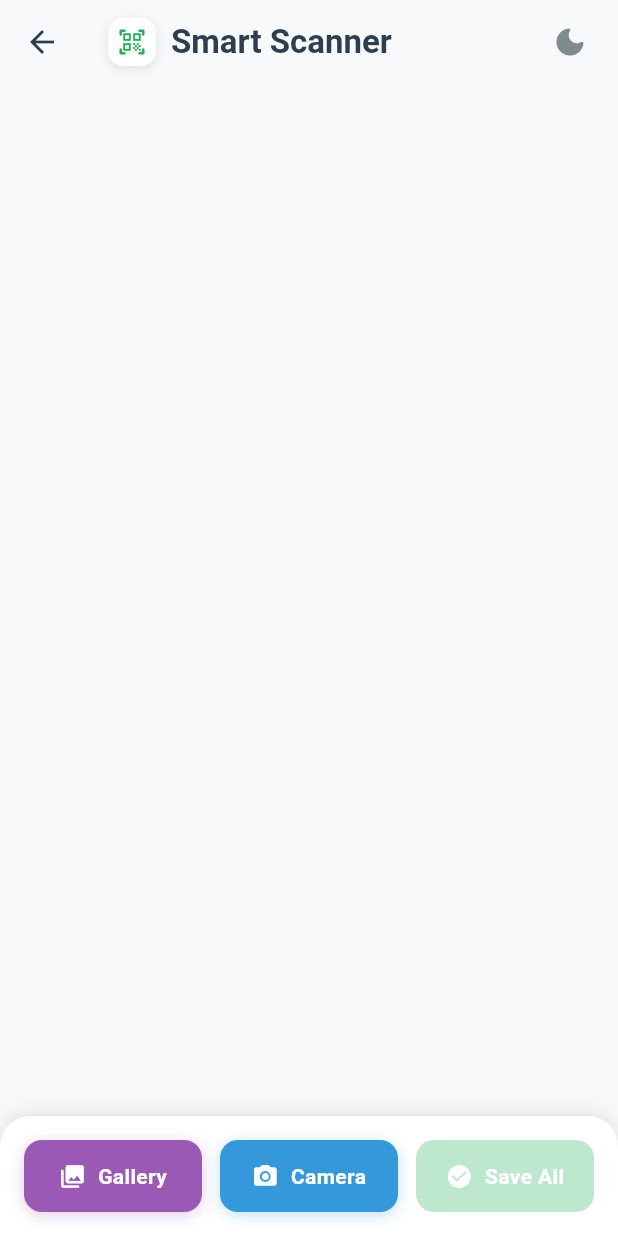
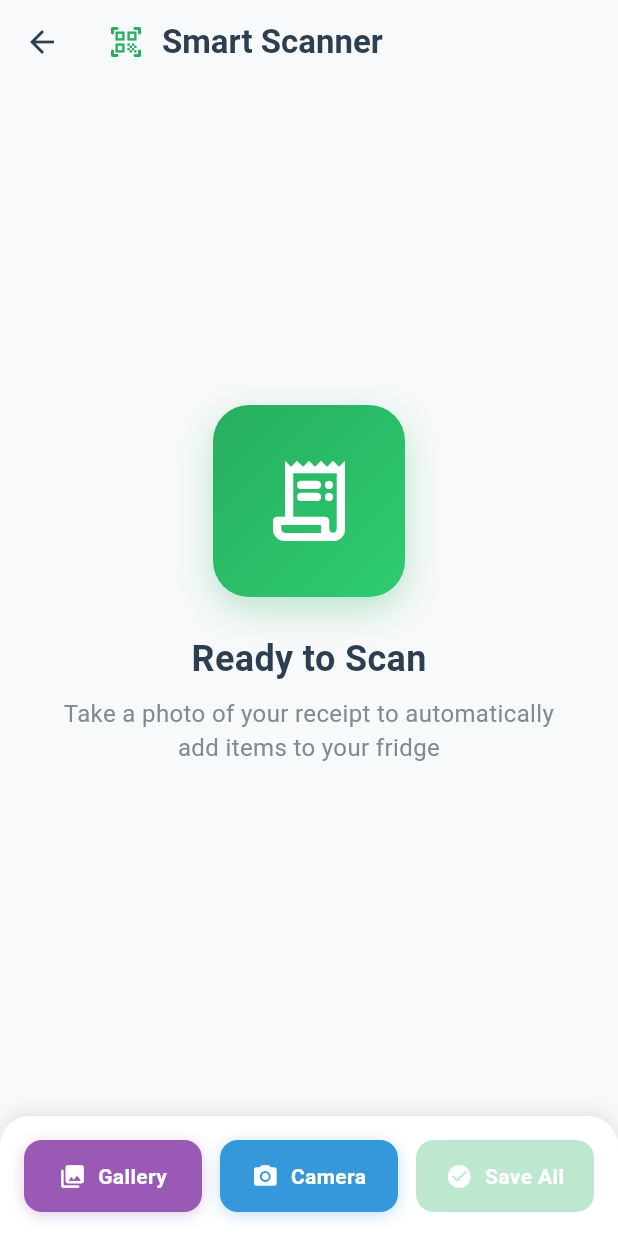
Before and after one commit to damo8852/fridge, a Flutter app: the ScanPage screen opened directly, on a phone screen of 412 x 824 dp. Run offline on Flutter 3.47's test engine with Material 3 defaults, Android fonts, the phone set to English and light mode, and no system bars; our stand-ins replace cloud_firestore, cloud_functions, firebase_auth, firebase_core, flutter_local_notifications, google_sign_in and 3 more; missing offline and left inert: google_mlkit_text_recognition; accounts and stored records are empty.

```diff
--- a/lib/screens/scan.dart
+++ b/lib/screens/scan.dart
@@ -57,9 +57,6 @@ class _ScanPageState extends State<ScanPage> with SingleTickerProviderStateMixin
     if (mounted) setState(() {});
   }
 
-  void _toggleDarkMode() {
-    _themeService.toggleDarkMode();
-  }
 
   @override
   void dispose() {
@@ -254,26 +251,12 @@ class _ScanPageState extends State<ScanPage> with SingleTickerProviderStateMixin
       appBar: AppBar(
         title: Row(
           children: [
-            Container(
-              padding: const EdgeInsets.all(6),
-              decoration: BoxDecoration(
-                color: _themeService.isDarkMode ? ThemeService.darkCardBackground : Colors.white,
-                borderRadius: BorderRadius.circular(10),
-                boxShadow: [
-                  BoxShadow(
-                    color: Colors.black.withOpacity(_themeService.isDarkMode ? 0.3 : 0.1),
-                    blurRadius: 6,
-                    offset: const Offset(0, 2),
-                  ),
-                ],
-              ),
-              child: const Icon(
-                Icons.qr_code_scanner_rounded,
-                color: Color(0xFF27AE60),
-                size: 20,
-              ),
+            const Icon(
+              Icons.qr_code_scanner_rounded,
+              color: Color(0xFF27AE60),
+              size: 24,
             ),
-            const SizedBox(width: 10),
+            const SizedBox(width: 12),
             Text(
               'Smart Scanner',
               style: TextStyle(
@@ -288,21 +271,6 @@ class _ScanPageState extends State<ScanPage> with SingleTickerProviderStateMixin
         iconTheme: IconThemeData(
           color: _themeService.isDarkMode ? ThemeService.darkTextPrimary : ThemeService.lightTextPrimary,
         ),
-        actions: [
-          IconButton(
-            tooltip: _themeService.isDarkMode ? 'Switch to light mode' : 'Switch to dark mode',
-            onPressed: _toggleDarkMode,
-            icon: Icon(
-              _themeService.isDarkMode ? Icons.light_mode_rounded : Icons.dark_mode_rounded,
-              color: _themeService.isDarkMode ? const Color(0xFFF1C40F) : const Color(0xFF7F8C8D),
-            ),
-            style: IconButton.styleFrom(
-              padding: const EdgeInsets.all(8),
-              minimumSize: const Size(32, 32),
-            ),
-          ),
-          const SizedBox(width: 8),
-        ],
       ),
       body: _buildReceiptTab(),
     );
@@ -374,72 +342,8 @@ class _ScanPageState extends State<ScanPage> with SingleTickerProviderStateMixin
                   ),
                 )
               : _preview.isEmpty
-                  ? const SizedBox.shrink()
-                  : ListView.builder(
-                      padding: const EdgeInsets.symmetric(horizontal: 16),
-                      itemCount: _preview.length,
-                      itemBuilder: (_, i) {
-                        final it = _preview[i];
-                        return Container(
-                          margin: const EdgeInsets.only(bottom: 12),
-                          decoration: BoxDecoration(
-                            color: _themeService.isDarkMode ? ThemeService.darkCardBackground : Colors.white,
-                            borderRadius: BorderRadius.circular(16),
-                            boxShadow: [
-                              BoxShadow(
-                                color: Colors.black.withOpacity(_themeService.isDarkMode ? 0.2 : 0.06),
-                                blurRadius: 10,
-                                offset: const Offset(0, 2),
-                              ),
-                            ],
-                          ),
-                          child: ListTile(
-                            contentPadding: const EdgeInsets.all(16),
-                            title: Text(
-                              it.name,
-                              style: TextStyle(
-                                fontWeight: FontWeight.w600,
-                                color: _themeService.isDarkMode ? ThemeService.darkTextPrimary : const Color(0xFF2C3E50),
-                              ),
-                            ),
-                            subtitle: Container(
-                              margin: const EdgeInsets.only(top: 4),
-                              padding: const EdgeInsets.symmetric(horizontal: 8, vertical: 2),
-                              decoration: BoxDecoration(
-                                color: _themeService.isDarkMode
-                                    ? const Color(0xFF2C3E50).withOpacity(0.3)
-                                    : const Color(0xFFE8F4FD),
-                                borderRadius: BorderRadius.circular(6),
-                              ),
-                              child: Text(
-                                'Qty: ${it.quantity}',
-                                style: TextStyle(
-                                  color: _themeService.isDarkMode
-                                      ? const Color(0xFF7BB3F0)
-                                      : const Color(0xFF3498DB),
-                                  fontWeight: FontWeight.w500,
-                                ),
-                              ),
-                            ),
-                            trailing: Container(
-                              decoration: BoxDecoration(
-                                color: _themeService.isDarkMode
-                                    ? ThemeService.darkCardBackground
-                                    : const Color(0xFFF8F9FA),
-                                borderRadius: BorderRadius.circular(12),
-                              ),
-                              child: IconButton(
-                                icon: Icon(
-                                  Icons.edit_rounded,
-                                  color: _themeService.isDarkMode ? const Color(0xFF7BB3F0) : const Color(0xFF4A90E2),
-                                ),
-                                onPressed: () => _editParsedItem(i),
-                              ),
-                            ),
-                          ),
-                        );
-                      },
-                    ),
+                  ? _buildEmptyState()
+                  : _buildItemsList(),
         ),
         Container(
           margin: const EdgeInsets.only(top: 20),
@@ -581,5 +485,131 @@ class _ScanPageState extends State<ScanPage> with SingleTickerProviderStateMixin
     return button;
   }
 
+  Widget _buildEmptyState() {
+    return Center(
+      child: Padding(
+        padding: const EdgeInsets.all(32),
+        child: Column(
+          mainAxisAlignment: MainAxisAlignment.center,
+          children: [
+            Container(
+              padding: const EdgeInsets.all(32),
+              decoration: BoxDecoration(
+                gradient: const LinearGradient(
+                  colors: [Color(0xFF27AE60), Color(0xFF2ECC71)],
+                  begin: Alignment.topLeft,
+                  end: Alignment.bottomRight,
+                ),
+                borderRadius: BorderRadius.circular(24),
+                boxShadow: [
+                  BoxShadow(
+                    color: const Color(0xFF27AE60).withOpacity(0.3),
+                    blurRadius: 20,
+                    offset: const Offset(0, 8),
+                  ),
+                ],
+              ),
+              child: const Icon(
+                Icons.receipt_long_rounded,
+                size: 64,
+                color: Colors.white,
+              ),
+            ),
+            const SizedBox(height: 24),
+            Text(
+              'Ready to Scan',
+              style: TextStyle(
+                fontSize: 24,
+                fontWeight: FontWeight.bold,
+                color: _themeService.isDarkMode ? ThemeService.darkTextPrimary : const Color(0xFF2C3E50),
+              ),
+            ),
+            const SizedBox(height: 8),
+            Text(
+              'Take a photo of your receipt to automatically add items to your fridge',
+              style: TextStyle(
+                fontSize: 16,
+                color: _themeService.isDarkMode ? ThemeService.darkTextSecondary : const Color(0xFF7F8C8D),
+              ),
+              textAlign: TextAlign.center,
+            ),
+          ],
+        ),
+      ),
+    );
+  }
+
+  Widget _buildItemsList() {
+    return ListView.builder(
+      padding: const EdgeInsets.symmetric(horizontal: 16, vertical: 8),
+      itemCount: _preview.length,
+      itemBuilder: (_, i) {
+        final it = _preview[i];
+        return Container(
+          margin: const EdgeInsets.only(bottom: 12),
+          decoration: BoxDecoration(
+            color: _themeService.isDarkMode ? ThemeService.darkCardBackground : Colors.white,
+            borderRadius: BorderRadius.circular(16),
+            boxShadow: [
+              BoxShadow(
+                color: Colors.black.withOpacity(_themeService.isDarkMode ? 0.2 : 0.06),
+                blurRadius: 10,
+                offset: const Offset(0, 2),
+              ),
+            ],
+          ),
+          child: ListTile(
+            contentPadding: const EdgeInsets.all(16),
+            title: Text(
+              it.name,
+              style: TextStyle(
+                fontWeight: FontWeight.w600,
+                color: _themeService.isDarkMode ? ThemeService.darkTextPrimary : const Color(0xFF2C3E50),
+              ),
+            ),
+            subtitle: Container(
+              margin: const EdgeInsets.only(top: 4),
+              padding: const EdgeInsets.symmetric(horizontal: 8, vertical: 2),
+              decoration: BoxDecoration(
+                color: _themeService.isDarkMode
+                    ? const Color(0xFF2C3E50).withOpacity(0.3)
+                    : const Color(0xFFE8F4FD),
+                borderRadius: BorderRadius.circular(6),
+                border: Border.all(
+                  color: _themeService.isDarkMode ? const Color(0xFF7BB3F0) : const Color(0xFF3498DB),
+                  width: 1,
+                ),
+              ),
+              child: Text(
+                'Qty: ${it.quantity}',
+                style: TextStyle(
+                  color: _themeService.isDarkMode
+                      ? const Color(0xFF7BB3F0)
+                      : const Color(0xFF3498DB),
+                  fontWeight: FontWeight.w500,
+                ),
+              ),
+            ),
+            trailing: Container(
+              decoration: BoxDecoration(
+                color: _themeService.isDarkMode
+                    ? ThemeService.darkCardBackground
+                    : const Color(0xFFF8F9FA),
+                borderRadius: BorderRadius.circular(12),
+              ),
+              child: IconButton(
+                icon: Icon(
+                  Icons.edit_rounded,
+                  color: _themeService.isDarkMode ? const Color(0xFF7BB3F0) : const Color(0xFF4A90E2),
+                ),
+                onPressed: () => _editParsedItem(i),
+              ),
+            ),
+          ),
+        );
+      },
+    );
+  }
+
   // Removed _buildBarcodeTab method
 }
```
Also changed, not shown: lib/services/llm_service.dart (+27 -6 lines), 2 other files.
